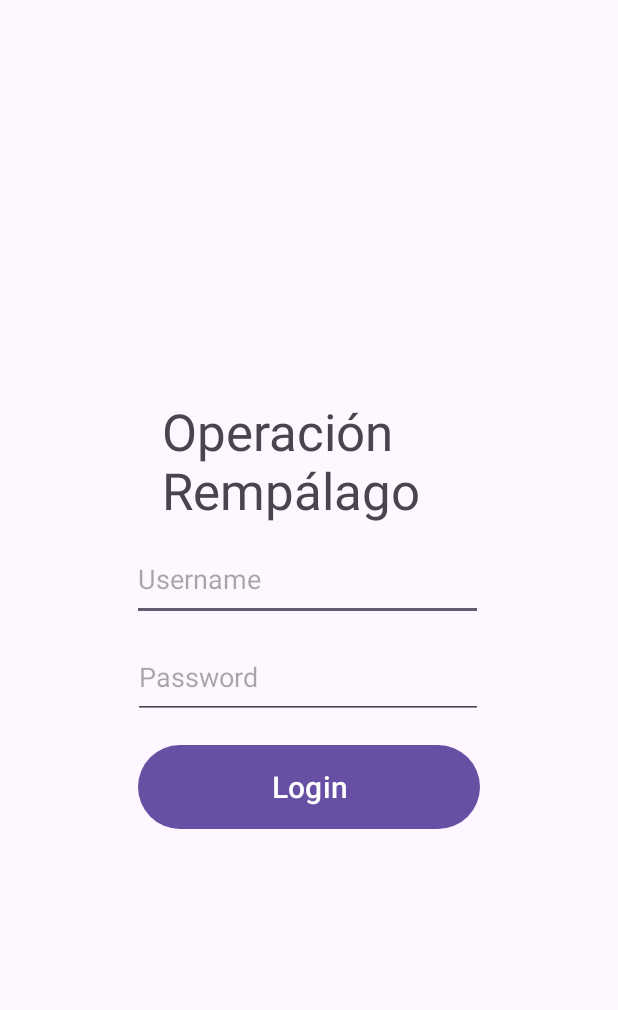
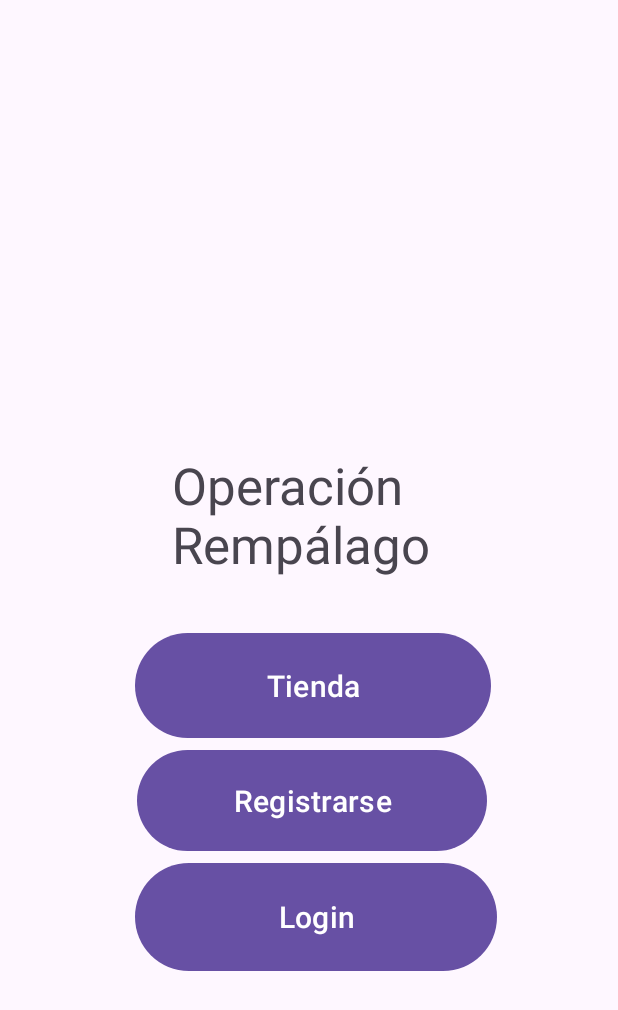
Before and after one commit to ElVaquilla/Proyecto_DSA-Android, an Android app: the screen it shows after launch (MainActivity), on a phone screen of 412 x 824 dp. Shown: the top 1010 px of the screen. Run offline under Robolectric (Android 15) with nearby library versions, the phone set to English and light mode, and no system bars.

Commit message:
Implementación de la aplicación general con login, registro y tienda V1

```diff
--- a/app/src/main/java/com/example/login/Credenciales.java
+++ b/app/src/main/java/com/example/login/Credenciales.java
@@ -2,7 +2,6 @@ package com.example.login;
 
 public class Credenciales {
     public String username;
-    public String mail;
     public String password;
 
     public Credenciales(String username, String password) {
--- a/app/src/main/java/com/example/login/MainActivity.java
+++ b/app/src/main/java/com/example/login/MainActivity.java
@@ -1,78 +1,29 @@
 package com.example.login;
-
-import com.example.login.LoginService;
-import com.example.login.Credenciales;
-import com.google.android.material.snackbar.Snackbar;
 
 import androidx.appcompat.app.AppCompatActivity;
 
+import android.content.Intent;
 import android.os.Bundle;
-import java.io.IOException;
-import java.util.List;
 
-import android.graphics.Color;
-import android.os.Bundle;
 import android.view.View;
-import android.view.Window;
 import android.widget.Button;
-import android.widget.EditText;
-import android.widget.TextView;
 
-import okhttp3.OkHttpClient;
-import okhttp3.logging.HttpLoggingInterceptor;
-import retrofit2.Call;
-import retrofit2.Retrofit;
-import retrofit2.converter.gson.GsonConverterFactory;
-import retrofit2.http.Body;
-import retrofit2.http.POST;
+public class MainActivity extends AppCompatActivity{
 
-public class MainActivity extends AppCompatActivity implements View.OnClickListener{
-
-    private Window window;
 
     @Override
     protected void onCreate(Bundle savedInstanceState) {
         super.onCreate(savedInstanceState);
         setContentView(R.layout.activity_main);
-        this.window = getWindow();
-        Button button = (Button) findViewById(R.id.login);
-        button.setOnClickListener(MainActivity.this);
     }
 
-
-    @Override
-    public void onClick(View v) {
-        // Recogemos los datos introducidos por el usuario
-
-        EditText editText = (EditText) findViewById(R.id.username);
-        String usrname = editText.getText().toString();
-        EditText editText2 = (EditText) findViewById(R.id.password);
-        String pswd = editText2.getText().toString();
-        Credenciales c = new Credenciales(usrname, pswd);
-
-        HttpLoggingInterceptor interceptor = new HttpLoggingInterceptor();
-        interceptor.setLevel(HttpLoggingInterceptor.Level.BODY);
-        OkHttpClient client = new OkHttpClient.Builder().addInterceptor(interceptor).build();
-
-
-        Retrofit retrofit = new Retrofit.Builder()
-                .baseUrl("http://10.0.2.2/dsaApp/")
-                .client(client)
-                .addConverterFactory(GsonConverterFactory.create())
-                .build();
-
-        LoginService login = retrofit.create(LoginService.class);
-        Call<List<Credenciales>> call = login.Createcredenciales(c);
-        String respuesta = null;
-        try {
-            respuesta = call.execute().body().toString();
-            if(respuesta.equals("Succesful"))
-                window.setStatusBarColor(Color.parseColor("#00701a"));
-            else
-                window.setStatusBarColor(Color.parseColor("#00702b"));
-        }
-        catch (IOException e) {
-            throw new RuntimeException(e);
-        }
+    public void logonClick(View v) {
+        startActivity(new Intent(MainActivity.this, LoginActivity.class));
+    }
+    public void regonClick(View v){
+        startActivity(new Intent(MainActivity.this, RegisterActivity.class));
+    }
+    public void tiendaonClick(View v){
+        startActivity(new Intent(MainActivity.this, RegisterActivity.class));
     }
 }
--- a/app/src/main/res/layout/activity_main.xml
+++ b/app/src/main/res/layout/activity_main.xml
@@ -6,58 +6,60 @@
     android:layout_height="match_parent"
     tools:context=".MainActivity">
 
-    <TextView
-        android:id="@+id/titulo"
-        android:layout_width="196dp"
-        android:layout_height="94dp"
-        android:text="Operación Rempálago"
-        android:textSize="34sp"
-        app:layout_constraintBottom_toTopOf="@+id/username"
+    <Button
+        android:id="@+id/register"
+        android:layout_width="233dp"
+        android:layout_height="75dp"
+        android:text="Registrarse"
+        android:onClick="regonClick"
+        android:textSize="20sp"
+        app:layout_constraintBottom_toTopOf="@+id/login"
         app:layout_constraintEnd_toEndOf="parent"
-        app:layout_constraintHorizontal_bias="0.499"
+        app:layout_constraintHorizontal_bias="0.511"
         app:layout_constraintStart_toStartOf="parent"
         app:layout_constraintTop_toTopOf="parent"
         app:layout_constraintVertical_bias="1.0" />
 
     <Button
+        android:id="@+id/tienda"
+        android:layout_width="237dp"
+        android:layout_height="78dp"
+        android:text="Tienda"
+        android:onClick="tiendaonClick"
+        android:textSize="20sp"
+        app:layout_constraintBottom_toTopOf="@+id/register"
+        app:layout_constraintEnd_toEndOf="parent"
+        app:layout_constraintHorizontal_bias="0.517"
+        app:layout_constraintStart_toStartOf="parent"
+        app:layout_constraintTop_toTopOf="parent"
+        app:layout_constraintVertical_bias="1.0" />
+
+    <TextView
+        android:id="@+id/titulo"
+        android:layout_width="196dp"
+        android:layout_height="94dp"
+        android:layout_marginTop="140dp"
+        android:text="Operación Rempálago"
+        android:textSize="34sp"
+        app:layout_constraintBottom_toTopOf="@+id/tienda"
+        app:layout_constraintEnd_toEndOf="parent"
+        app:layout_constraintHorizontal_bias="0.53"
+        app:layout_constraintStart_toStartOf="parent"
+        app:layout_constraintTop_toTopOf="parent"
+        app:layout_constraintVertical_bias="0.872" />
+
+    <Button
         android:id="@+id/login"
-        android:layout_width="228dp"
-        android:layout_height="64dp"
+        android:layout_width="241dp"
+        android:layout_height="80dp"
+        android:onClick="logonClick"
         android:text="Login"
         android:textSize="20sp"
         app:layout_constraintBottom_toBottomOf="parent"
         app:layout_constraintEnd_toEndOf="parent"
-        app:layout_constraintHorizontal_bias="0.499"
+        app:layout_constraintHorizontal_bias="0.529"
         app:layout_constraintStart_toStartOf="parent"
         app:layout_constraintTop_toTopOf="parent"
-        app:layout_constraintVertical_bias="0.648" />
-
-    <EditText
-        android:id="@+id/username"
-        android:layout_width="234dp"
-        android:layout_height="55dp"
-        android:ems="10"
-        android:hint="Username"
-        android:inputType="text"
-        app:layout_constraintBottom_toTopOf="@+id/password"
-        app:layout_constraintEnd_toEndOf="parent"
-        app:layout_constraintHorizontal_bias="0.494"
-        app:layout_constraintStart_toStartOf="parent"
-        app:layout_constraintTop_toTopOf="parent"
-        app:layout_constraintVertical_bias="0.973" />
-
-    <EditText
-        android:id="@+id/password"
-        android:layout_width="233dp"
-        android:layout_height="55dp"
-        android:ems="10"
-        android:hint="Password"
-        android:inputType="textPassword"
-        app:layout_constraintBottom_toTopOf="@+id/login"
-        app:layout_constraintEnd_toEndOf="parent"
-        app:layout_constraintHorizontal_bias="0.495"
-        app:layout_constraintStart_toStartOf="parent"
-        app:layout_constraintTop_toTopOf="parent"
-        app:layout_constraintVertical_bias="0.97" />
+        app:layout_constraintVertical_bias="0.768" />
 
 </androidx.constraintlayout.widget.ConstraintLayout>
```
Also changed, not shown: app/src/main/AndroidManifest.xml (+10 -0 lines), app/src/main/java/com/example/login/CredencialesRegistro.java (added, +13 -0 lines), app/src/main/java/com/example/login/LoginActivity.java (added, +77 -0 lines), app/src/main/java/com/example/login/RegisterActivity.java (added, +79 -0 lines), app/src/main/java/com/example/login/RegisterService.java (added, +13 -0 lines), app/src/main/java/com/example/login/Tienda.java (added, +14 -0 lines), app/src/main/res/layout/activity_login.xml (added, +63 -0 lines), app/src/main/res/layout/activity_register.xml (added, +77 -0 lines), app/src/main/res/layout/activity_tienda.xml (added, +9 -0 lines).
